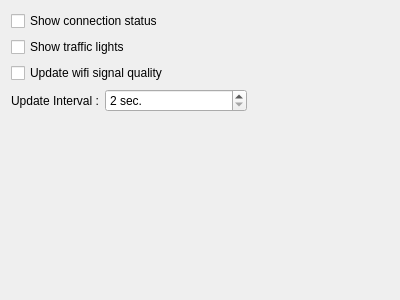
Before: the Qt Designer form kde4/network-manager/plasmoid/nm-applet/contents/ui/configIcon.ui in pars-linux/uludag, drawn with Qt 5.
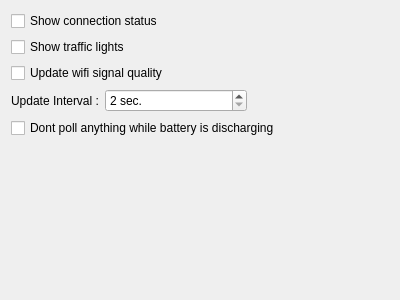
After: the same form once the commit is applied.

Commit message: * Follow Solid for battery state changed; to disable polling while discharging...

What changed in the file:
```diff
--- a/kde4/network-manager/plasmoid/nm-applet/contents/ui/configIcon.ui
+++ b/kde4/network-manager/plasmoid/nm-applet/contents/ui/configIcon.ui
@@ -75,7 +75,7 @@
      </item>
     </layout>
    </item>
-   <item row="4" column="0">
+   <item row="5" column="0">
     <spacer name="verticalSpacer">
      <property name="orientation">
       <enum>Qt::Vertical</enum>
@@ -88,6 +88,13 @@
      </property>
     </spacer>
    </item>
+   <item row="4" column="0">
+    <widget class="QCheckBox" name="checkBattery">
+     <property name="text">
+      <string>Dont poll anything while battery is discharging</string>
+     </property>
+    </widget>
+   </item>
   </layout>
  </widget>
  <resources/>
```
The commit also changes 3 other files.
